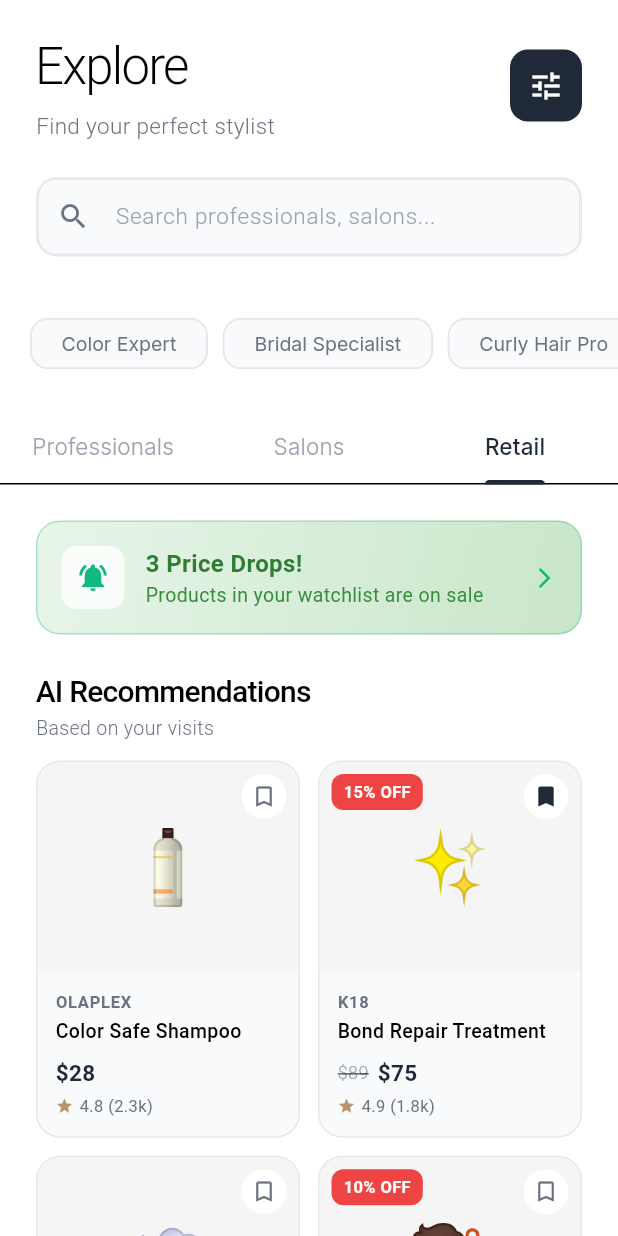
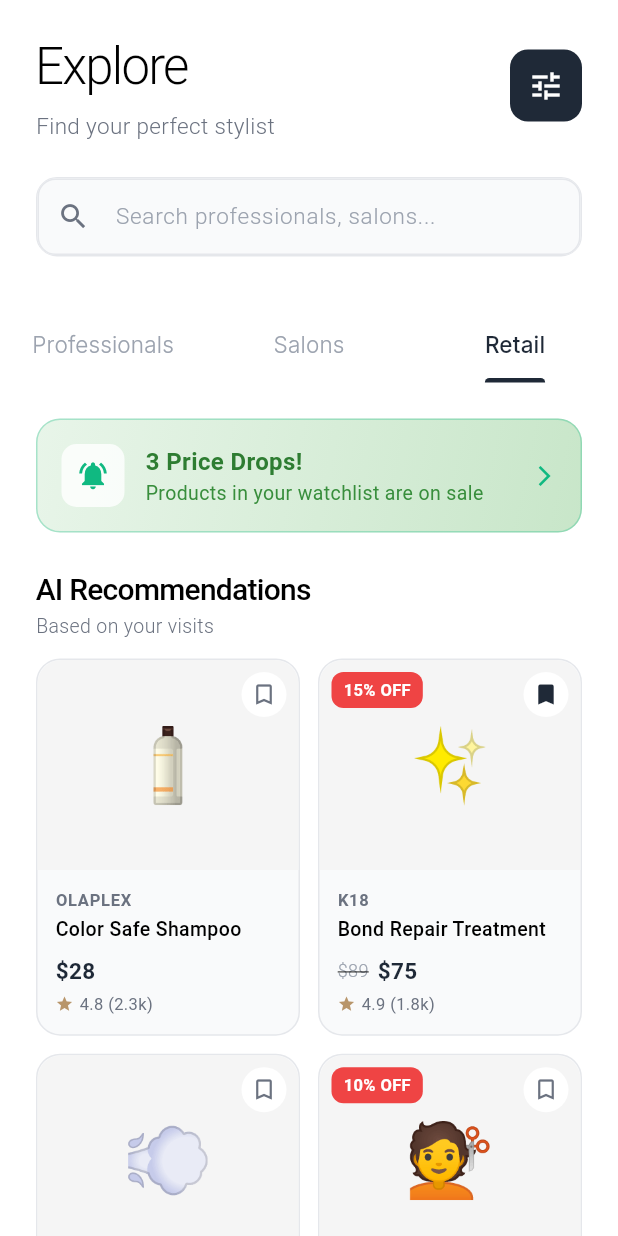
Before and after one commit to qunexadmin/Zelus, a Flutter app: the ExploreScreen screen opened by its route, tab 3 chosen, on a phone screen of 412 x 824 dp. Run offline on Flutter 3.47's test engine with Material 3 defaults, Android fonts, the light colour scheme and no system bars; our stand-ins replace cached_network_image, dio, flutter_riverpod, freezed_annotation, go_router, google_fonts and 4 more; accounts and stored records are empty; generated files the repository leaves out were written again; network calls fail.

Commit message:
Remove Quick Specialties section from ExploreScreen and adjust tab divider height for improved layout consistency.

```diff
--- a/mobile/lib/features/screens/explore_screen.dart
+++ b/mobile/lib/features/screens/explore_screen.dart
@@ -223,11 +223,6 @@
 
                   const SizedBox(height: 16),
 
-                  // Quick Specialties
-                  _buildSpecialtiesSection(),
-
-                  const SizedBox(height: 24),
-
                   // Available Now Section
                   if (_availableNow) _buildAvailableNowSection(),
 
@@ -247,6 +242,7 @@
                         fontWeight: FontWeight.w300,
                       ),
                       onTap: (_) => HapticFeedback.selectionClick(),
+                      dividerHeight: 0,
                     tabs: const [
                       Tab(text: 'Professionals'),
                       Tab(text: 'Salons'),
```
